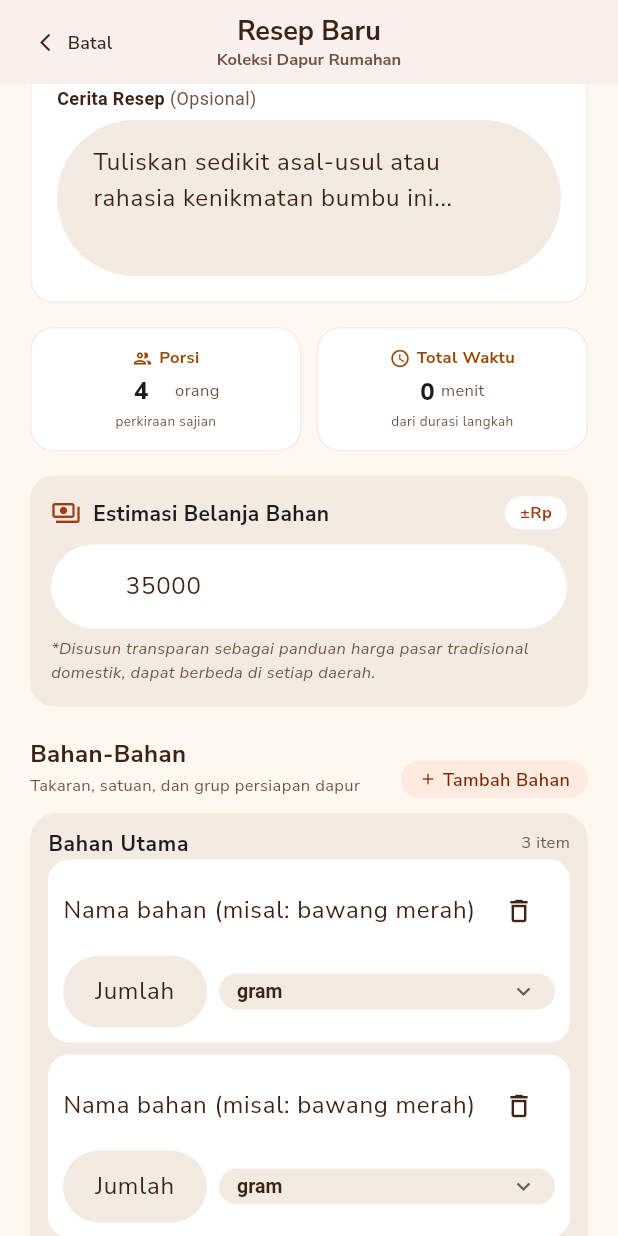
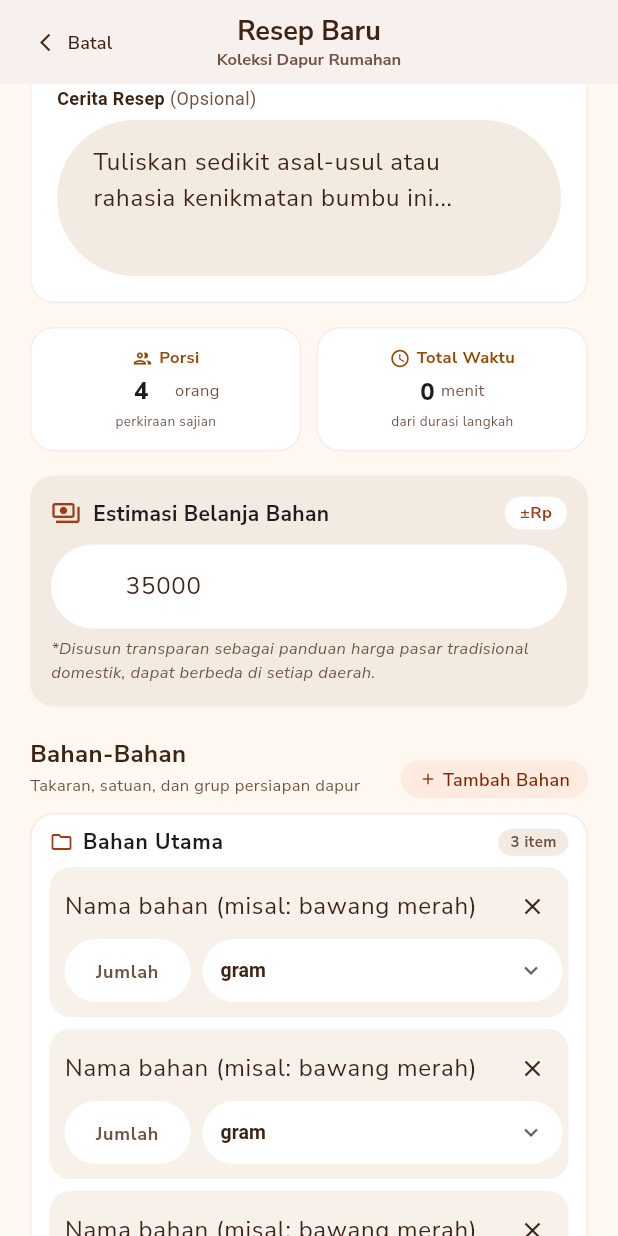
Before and after one commit to anggchr1/MasakYuk, a Flutter app: the AddRecipeScreen screen opened directly with empty values, scrolled down 576 dp, on a phone screen of 412 x 824 dp. Run offline on Flutter 3.47's test engine with Material 3 defaults, Android fonts, the phone set to English and light mode, and no system bars; our stand-ins replace firebase_core, firebase_messaging, flutter_svg, geocoding, geolocator, google_fonts and 6 more; missing offline and left inert: gal; accounts and stored records are empty; network calls fail.

Commit message:
feat(resep): kartu bahan & langkah lebih rapi, profil pembuat di detail, foto langkah tampil di mode masak

```diff
--- a/lib/data/api_recipe_source.dart
+++ b/lib/data/api_recipe_source.dart
@@ -271,6 +271,9 @@ class ApiRecipeSource {
       ratingRata: double.tryParse(
           (j['rating_rata'] ?? '').toString()),
       jumlahPenilai: _toInt(j['jumlah_penilai']) ?? 0,
+      ownerName: ((j['pemilik'] as Map?)?['nama_tampil'])?.toString(),
+      ownerPhotoUrl:
+          (((j['pemilik'] as Map?)?['foto'] as Map?)?['url'])?.toString(),
     );
   }
 
--- a/lib/features/recipe_form/add_recipe_view.dart
+++ b/lib/features/recipe_form/add_recipe_view.dart
@@ -675,30 +675,22 @@ class _AddRecipeScreenState extends State<AddRecipeScreen>
         ),
         const SizedBox(height: 10),
         for (var g = 0; g < _grup.length; g++) _grupBahan(g),
-        const SizedBox(height: 6),
-        GestureDetector(
-          onTap: () => setState(() => _grup.add(
+        const SizedBox(height: 2),
+        SizedBox(
+          width: double.infinity,
+          child: OutlinedButton.icon(
+            onPressed: () => setState(() => _grup.add(
                 _GrupBahan(judulAwal: 'Bahan Tambahan ${_grup.length + 1}')
                   ..baris.add(_BarisBahan()))),
-          child: Container(
-            padding: const EdgeInsets.symmetric(horizontal: 14, vertical: 10),
-            decoration: BoxDecoration(
-              color: Colors.white,
-              borderRadius: BorderRadius.circular(9999),
-              border: Border.all(color: const Color(0xFFDEC0B7)),
-            ),
-            child: const Row(
-              mainAxisSize: MainAxisSize.min,
-              children: [
-                Icon(Icons.create_new_folder_outlined,
-                    size: 16, color: AppColors.chocolate),
-                SizedBox(width: 6),
-                Text('Buat Grup Bahan Baru',
-                    style: TextStyle(
-                        fontSize: 12,
-                        fontWeight: FontWeight.w700,
-                        color: AppColors.chocolate)),
-              ],
+            icon: const Icon(Icons.create_new_folder_outlined, size: 16),
+            label: const Text('Buat Grup Bahan Baru'),
+            style: OutlinedButton.styleFrom(
+              foregroundColor: AppColors.chocolate,
+              side: const BorderSide(color: Color(0xFFDEC0B7)),
+              minimumSize: const Size.fromHeight(44),
+              shape: const StadiumBorder(),
+              textStyle: const TextStyle(
+                  fontSize: 12, fontWeight: FontWeight.w700),
             ),
           ),
         ),
@@ -710,16 +702,21 @@ class _AddRecipeScreenState extends State<AddRecipeScreen>
     final grup = _grup[g];
     return Container(
       margin: const EdgeInsets.only(bottom: 12),
-      padding: const EdgeInsets.fromLTRB(12, 10, 12, 12),
+      padding: const EdgeInsets.fromLTRB(12, 8, 12, 10),
       decoration: BoxDecoration(
-        color: AppColors.sand,
-        borderRadius: BorderRadius.circular(18),
+        color: Colors.white,
+        borderRadius: BorderRadius.circular(16),
+        border: Border.all(
+            color: const Color(0xFFDEC0B7).withValues(alpha: 0.35)),
       ),
       child: Column(
         crossAxisAlignment: CrossAxisAlignment.start,
         children: [
           Row(
             children: [
+              const Icon(Icons.folder_outlined,
+                  size: 16, color: AppColors.primary),
+              const SizedBox(width: 6),
               Expanded(
                 child: TextField(
                   controller: grup.judul,
@@ -734,12 +731,23 @@ class _AddRecipeScreenState extends State<AddRecipeScreen>
                   ),
                 ),
               ),
-              Text('${grup.baris.length} item',
+              Container(
+                padding:
+                    const EdgeInsets.symmetric(horizontal: 8, vertical: 2),
+                decoration: BoxDecoration(
+                  color: AppColors.sand,
+                  borderRadius: BorderRadius.circular(9999),
+                ),
+                child: Text('${grup.baris.length} item',
                     style: const TextStyle(
-                      fontSize: 11, color: AppColors.chocolateMuted)),
+                        fontSize: 10,
+                        fontWeight: FontWeight.w700,
+                        color: AppColors.chocolateMuted)),
+              ),
               if (_grup.length > 1)
                 IconButton(
                   tooltip: 'Hapus grup',
+                  visualDensity: VisualDensity.compact,
                   icon: const Icon(Icons.delete_outline, size: 18),
                   onPressed: () => setState(() {
                     _grup.removeAt(g).dispose();
@@ -747,6 +755,7 @@ class _AddRecipeScreenState extends State<AddRecipeScreen>
                 ),
             ],
           ),
+          const SizedBox(height: 6),
           for (var b = 0; b < grup.baris.length; b++) _barisBahan(grup, b),
           TextButton.icon(
             onPressed: () => setState(() => grup.baris.add(_BarisBahan())),
@@ -763,9 +772,9 @@ class _AddRecipeScreenState extends State<AddRecipeScreen>
     final baris = grup.baris[b];
     return Container(
       margin: const EdgeInsets.only(bottom: 8),
-      padding: const EdgeInsets.all(10),
+      padding: const EdgeInsets.fromLTRB(10, 4, 4, 10),
       decoration: BoxDecoration(
-        color: Colors.white,
+        color: AppColors.sand.withValues(alpha: 0.7),
         borderRadius: BorderRadius.circular(14),
       ),
       child: Column(
@@ -775,18 +784,19 @@ class _AddRecipeScreenState extends State<AddRecipeScreen>
               Expanded(
                 child: TextField(
                   controller: baris.nama,
-                  decoration: InputDecoration(
+                  decoration: const InputDecoration(
                     hintText: 'Nama bahan (misal: bawang merah)',
                     isDense: true,
                     filled: false,
                     border: InputBorder.none,
-                    contentPadding: EdgeInsets.zero,
+                    contentPadding: EdgeInsets.symmetric(vertical: 10),
                   ),
                 ),
               ),
               IconButton(
                 tooltip: 'Hapus bahan',
-                icon: const Icon(Icons.delete_outline, size: 20),
+                visualDensity: VisualDensity.compact,
+                icon: const Icon(Icons.close, size: 18),
                 onPressed: grup.baris.length > 1
                     ? () => setState(() {
                           grup.baris.removeAt(b).dispose();
@@ -795,30 +805,36 @@ class _AddRecipeScreenState extends State<AddRecipeScreen>
               ),
             ],
           ),
-          const SizedBox(height: 6),
           Row(
             children: [
               SizedBox(
-                width: 96,
+                width: 84,
+                height: 42,
                 child: TextField(
                   controller: baris.jumlah,
                   textAlign: TextAlign.center,
                   keyboardType: const TextInputType.numberWithOptions(
                       decimal: true),
-                  decoration: const InputDecoration(
+                  style: const TextStyle(
+                      fontSize: 13, fontWeight: FontWeight.w700),
+                  decoration: InputDecoration(
                     hintText: 'Jumlah',
+                    hintStyle: const TextStyle(
+                        fontSize: 12, color: AppColors.chocolateMuted),
                     isDense: true,
+                    fillColor: Colors.white,
                     contentPadding:
-                        EdgeInsets.symmetric(horizontal: 8, vertical: 12),
+                        const EdgeInsets.symmetric(horizontal: 8, vertical: 12),
                   ),
                 ),
               ),
               const SizedBox(width: 8),
               Expanded(
                 child: Container(
+                  height: 42,
                   padding: const EdgeInsets.symmetric(horizontal: 12),
                   decoration: BoxDecoration(
-                    color: AppColors.sand,
+                    color: Colors.white,
                     borderRadius: BorderRadius.circular(9999),
                   ),
                   child: DropdownButtonHideUnderline(
@@ -874,12 +890,12 @@ class _AddRecipeScreenState extends State<AddRecipeScreen>
     final l = _langkah[i];
     return Container(
       margin: const EdgeInsets.only(bottom: 10),
-      padding: const EdgeInsets.all(12),
+      padding: const EdgeInsets.fromLTRB(12, 10, 12, 12),
       decoration: BoxDecoration(
         color: Colors.white,
         borderRadius: BorderRadius.circular(16),
         border: Border.all(
-            color: const Color(0xFFDEC0B7).withValues(alpha: 0.3)),
+            color: const Color(0xFFDEC0B7).withValues(alpha: 0.35)),
       ),
       child: Column(
         crossAxisAlignment: CrossAxisAlignment.start,
@@ -887,20 +903,26 @@ class _AddRecipeScreenState extends State<AddRecipeScreen>
           Row(
             children: [
               CircleAvatar(
-                radius: 13,
+                radius: 12,
                 backgroundColor: AppColors.primary,
                 child: Text('${i + 1}',
                     style: const TextStyle(
                         color: Colors.white,
-                        fontSize: 12,
+                        fontSize: 11,
                         fontWeight: FontWeight.w800)),
               ),
-              const Spacer(),
+              const SizedBox(width: 8),
+              Expanded(
+                child: Text('Langkah ${i + 1}',
+                    style: const TextStyle(
+                        fontSize: 13,
+                        fontWeight: FontWeight.w700,
+                        color: AppColors.chocolate)),
+              ),
               IconButton(
                 tooltip: 'Hapus langkah',
+                visualDensity: VisualDensity.compact,
                 icon: const Icon(Icons.close, size: 18),
-                padding: EdgeInsets.zero,
-                constraints: const BoxConstraints(),
                 onPressed: _langkah.length > 1
                     ? () => setState(() {
                           _langkah.removeAt(i).dispose();
@@ -909,56 +931,50 @@ class _AddRecipeScreenState extends State<AddRecipeScreen>
               ),
             ],
           ),
-          const SizedBox(height: 8),
+          const SizedBox(height: 6),
           TextField(
             controller: l.teks,
-            maxLines: 3,
-            decoration: InputDecoration(
-                hintText: 'Langkah ${i + 1}...'),
+            maxLines: null,
+            minLines: 3,
+            decoration: _dekorasiKotak('Tulis langkah memasaknya...'),
           ),
           const SizedBox(height: 10),
           Row(
             children: [
               const Icon(Icons.timer_outlined,
-                  size: 16, color: AppColors.secondary),
+                  size: 18, color: AppColors.primary),
               const SizedBox(width: 6),
-              const Text('Waktu:',
+              const Text('Durasi',
                   style: TextStyle(
                       fontSize: 12,
                       fontWeight: FontWeight.w700,
-                      color: AppColors.secondary)),
-              const SizedBox(width: 6),
+                      color: AppColors.chocolate)),
+              const Spacer(),
               SizedBox(
-                width: 56,
+                width: 52,
+                height: 40,
                 child: TextField(
                   controller: l.menit,
                   keyboardType: TextInputType.number,
                   textAlign: TextAlign.center,
                   onChanged: (_) => setState(() {}),
-                  decoration: const InputDecoration(
-                      hintText: '0',
-                      isDense: true,
-                      contentPadding:
-                          EdgeInsets.symmetric(horizontal: 6, vertical: 10)),
+                  decoration: _dekorasiAngka('0'),
                 ),
               ),
               const SizedBox(width: 4),
               const Text('mnt',
                   style: TextStyle(
                       fontSize: 11, color: AppColors.chocolateMuted)),
-              const SizedBox(width: 8),
+              const SizedBox(width: 10),
               SizedBox(
-                width: 56,
+                width: 52,
+                height: 40,
                 child: TextField(
                   controller: l.detik,
                   keyboardType: TextInputType.number,
                   textAlign: TextAlign.center,
                   onChanged: (_) => setState(() {}),
-                  decoration: const InputDecoration(
-                      hintText: '0',
-                      isDense: true,
-                      contentPadding:
-                          EdgeInsets.symmetric(horizontal: 6, vertical: 10)),
+                  decoration: _dekorasiAngka('0'),
                 ),
               ),
               const SizedBox(width: 4),
@@ -974,8 +990,39 @@ class _AddRecipeScreenState extends State<AddRecipeScreen>
     );
   }
 
+  /// Kotak angka ringkas: isi putih, sudut 12, tanpa border bawaan tema.
+  InputDecoration _dekorasiAngka(String hint) => InputDecoration(
+        hintText: hint,
+        hintStyle: const TextStyle(
+            fontSize: 13, color: AppColors.chocolateMuted),
+        isDense: true,
+        filled: true,
+        fillColor: AppColors.sand,
+        contentPadding: const EdgeInsets.symmetric(vertical: 12),
+        border: OutlineInputBorder(
+          borderRadius: BorderRadius.circular(12),
+          borderSide: BorderSide.none,
+        ),
+      );
+
+  /// Area teks panjang: sudut 14 (bukan pill) supaya tidak terlihat aneh.
+  InputDecoration _dekorasiKotak(String hint) => InputDecoration(
+        hintText: hint,
+        isDense: true,
+        filled: true,
+        fillColor: AppColors.sand,
+        contentPadding:
+            const EdgeInsets.symmetric(horizontal: 14, vertical: 12),
+        border: OutlineInputBorder(
+          borderRadius: BorderRadius.circular(14),
+          borderSide: BorderSide.none,
+        ),
+      );
+
   Widget _fotoLangkah(_LangkahForm l) {
-    return Row(
+    return SizedBox(
+      height: 56,
+      child: Row(
         children: [
           for (var f = 0; f < l.foto.length; f++)
             Padding(
@@ -1015,22 +1062,22 @@ class _AddRecipeScreenState extends State<AddRecipeScreen>
               ),
             ),
           if (l.foto.length < 3)
-          GestureDetector(
+            Expanded(
+              child: GestureDetector(
                 onTap: _saving ? null : () => _pilihFotoLangkah(l),
                 child: Container(
                   height: 56,
-              padding: const EdgeInsets.symmetric(horizontal: 12),
                   decoration: BoxDecoration(
                     color: AppColors.sand,
                     borderRadius: BorderRadius.circular(12),
                   ),
                   child: Row(
-                mainAxisSize: MainAxisSize.min,
+                    mainAxisAlignment: MainAxisAlignment.center,
                     children: [
                       const Icon(Icons.add_a_photo_outlined,
                           size: 16, color: AppColors.chocolate),
                       const SizedBox(width: 6),
-                  Text('Foto (${l.foto.length}/3)',
+                      Text('Foto proses (${l.foto.length}/3)',
                           style: const TextStyle(
                               fontSize: 11,
                               fontWeight: FontWeight.w700,
@@ -1039,7 +1086,9 @@ class _AddRecipeScreenState extends State<AddRecipeScreen>
                   ),
                 ),
               ),
+            ),
         ],
+      ),
     );
   }
 
--- a/lib/models/recipe.dart
+++ b/lib/models/recipe.dart
@@ -110,6 +110,8 @@ class Recipe {
   final String? photoUrl; // foto unggahan user (Cloudinary); null = foto kategori
   final double? ratingRata; // rata-rata skor dari server
   final int jumlahPenilai;
+  final String? ownerName; // nama pembuat resep (pemilik)
+  final String? ownerPhotoUrl; // foto profil pembuat (Cloudinary)
 
   const Recipe({
     required this.docId,
@@ -140,6 +142,8 @@ class Recipe {
     this.photoUrl,
     this.ratingRata,
     this.jumlahPenilai = 0,
+    this.ownerName,
+    this.ownerPhotoUrl,
   });
 
   static List<String> _strList(dynamic v) =>
@@ -151,6 +155,11 @@ class Recipe {
   factory Recipe.fromJson(Map<String, dynamic> j) {
     final nut = (j['nutrition'] as Map?) ?? {};
     final hasNut = j['has_nutrition'] as bool? ?? _num(nut['calories']) != null;
+    final pemilik = j['pemilik'] as Map?;
+    final ownerName =
+        (pemilik?['nama_tampil'] ?? j['ownerName'])?.toString();
+    final ownerPhoto = ((pemilik?['foto'] as Map?)?['url'] ?? j['ownerPhotoUrl'])
+        ?.toString();
     final bahanJson =
         (j['bahan_detail'] as List?)?.cast<Map<String, dynamic>>();
     final langkahJson =
@@ -192,6 +201,8 @@ class Recipe {
       photoUrl: ((j['gambar_utama'] as Map?)?['url'])?.toString(),
       ratingRata: double.tryParse((j['rating_rata'] ?? '').toString()),
       jumlahPenilai: (j['jumlah_penilai'] as num?)?.toInt() ?? 0,
+      ownerName: ownerName,
+      ownerPhotoUrl: ownerPhoto,
     );
   }
 
@@ -227,6 +238,8 @@ class Recipe {
         'gambar_utama': photoUrl == null ? null : {'url': photoUrl},
         'rating_rata': ratingRata,
         'jumlah_penilai': jumlahPenilai,
+        'ownerName': ownerName,
+        'ownerPhotoUrl': ownerPhotoUrl,
       };
 
   /// Badge durasi di kartu: master tidak punya data, jadi pakai
```
Also changed, not shown: lib/features/cooking/cooking_view.dart (+10 -1 lines), lib/features/detail/detail_view.dart (+68 -0 lines), 2 other files. Lines whose indentation alone changed are shown as unchanged.
